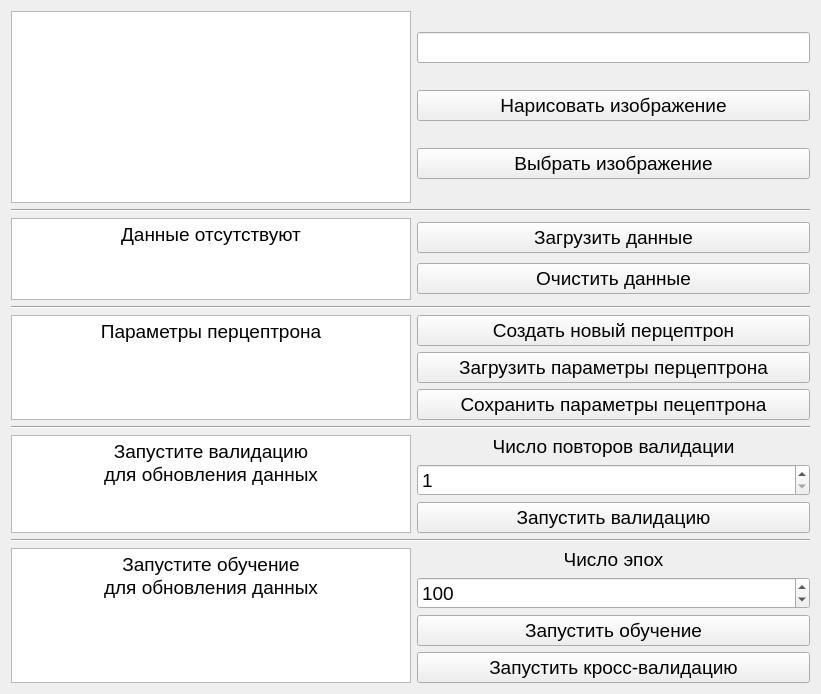
Above: src/s21_app/ui/main_window.ui from UnWaDo/mlp before the change. Below: the same form after it.
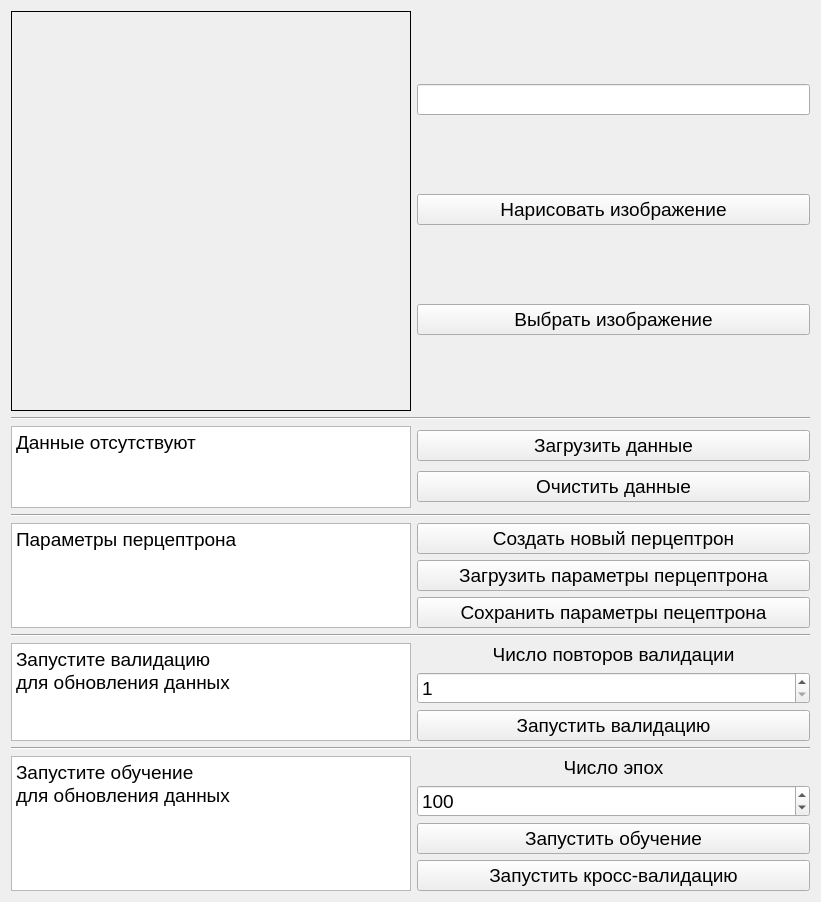
That is the form after the change.

Commit message: Image loading

Diff of the .ui file:
```diff
--- a/src/s21_app/ui/main_window.ui
+++ b/src/s21_app/ui/main_window.ui
@@ -7,7 +7,7 @@
     <x>0</x>
     <y>0</y>
     <width>821</width>
-    <height>694</height>
+    <height>902</height>
    </rect>
   </property>
   <property name="font">
@@ -22,25 +22,28 @@
    <item>
     <layout class="QHBoxLayout" name="horizontalLayout_4">
      <item>
-      <widget class="QGraphicsView" name="image_holder_">
-       <property name="sizePolicy">
-        <sizepolicy hsizetype="Minimum" vsizetype="Minimum">
-         <horstretch>0</horstretch>
-         <verstretch>0</verstretch>
-        </sizepolicy>
-       </property>
+      <widget class="QLabel" name="image_holder_">
        <property name="minimumSize">
         <size>
          <width>400</width>
-         <height>0</height>
+         <height>400</height>
         </size>
        </property>
        <property name="maximumSize">
         <size>
          <width>400</width>
-         <height>16777215</height>
+         <height>400</height>
         </size>
        </property>
+       <property name="frameShape">
+        <enum>QFrame::Box</enum>
+       </property>
+       <property name="text">
+        <string/>
+       </property>
+       <property name="scaledContents">
+        <bool>true</bool>
+       </property>
       </widget>
      </item>
      <item>
@@ -104,7 +107,7 @@
 &lt;html&gt;&lt;head&gt;&lt;meta name=&quot;qrichtext&quot; content=&quot;1&quot; /&gt;&lt;style type=&quot;text/css&quot;&gt;
 p, li { white-space: pre-wrap; }
 &lt;/style&gt;&lt;/head&gt;&lt;body style=&quot; font-family:'Sans Serif'; font-size:14pt; font-weight:400; font-style:normal;&quot;&gt;
-&lt;p align=&quot;center&quot; style=&quot; margin-top:0px; margin-bottom:0px; margin-left:0px; margin-right:0px; -qt-block-indent:0; text-indent:0px;&quot;&gt;Данные отсутствуют&lt;/p&gt;&lt;/body&gt;&lt;/html&gt;</string>
+&lt;p style=&quot; margin-top:0px; margin-bottom:0px; margin-left:0px; margin-right:0px; -qt-block-indent:0; text-indent:0px;&quot;&gt;Данные отсутствуют&lt;/p&gt;&lt;/body&gt;&lt;/html&gt;</string>
        </property>
       </widget>
      </item>
@@ -171,7 +174,7 @@
 &lt;html&gt;&lt;head&gt;&lt;meta name=&quot;qrichtext&quot; content=&quot;1&quot; /&gt;&lt;style type=&quot;text/css&quot;&gt;
 p, li { white-space: pre-wrap; }
 &lt;/style&gt;&lt;/head&gt;&lt;body style=&quot; font-family:'Sans Serif'; font-size:14pt; font-weight:400; font-style:normal;&quot;&gt;
-&lt;p align=&quot;center&quot; style=&quot; margin-top:0px; margin-bottom:0px; margin-left:0px; margin-right:0px; -qt-block-indent:0; text-indent:0px;&quot;&gt;Параметры перцептрона&lt;/p&gt;&lt;/body&gt;&lt;/html&gt;</string>
+&lt;p style=&quot; margin-top:0px; margin-bottom:0px; margin-left:0px; margin-right:0px; -qt-block-indent:0; text-indent:0px;&quot;&gt;Параметры перцептрона&lt;/p&gt;&lt;/body&gt;&lt;/html&gt;</string>
        </property>
       </widget>
      </item>
@@ -233,8 +236,8 @@
 &lt;html&gt;&lt;head&gt;&lt;meta name=&quot;qrichtext&quot; content=&quot;1&quot; /&gt;&lt;style type=&quot;text/css&quot;&gt;
 p, li { white-space: pre-wrap; }
 &lt;/style&gt;&lt;/head&gt;&lt;body style=&quot; font-family:'Sans Serif'; font-size:14pt; font-weight:400; font-style:normal;&quot;&gt;
-&lt;p align=&quot;center&quot; style=&quot; margin-top:0px; margin-bottom:0px; margin-left:0px; margin-right:0px; -qt-block-indent:0; text-indent:0px;&quot;&gt;Запустите валидацию&lt;/p&gt;
-&lt;p align=&quot;center&quot; style=&quot; margin-top:0px; margin-bottom:0px; margin-left:0px; margin-right:0px; -qt-block-indent:0; text-indent:0px;&quot;&gt;для обновления данных&lt;/p&gt;&lt;/body&gt;&lt;/html&gt;</string>
+&lt;p style=&quot; margin-top:0px; margin-bottom:0px; margin-left:0px; margin-right:0px; -qt-block-indent:0; text-indent:0px;&quot;&gt;Запустите валидацию&lt;/p&gt;
+&lt;p style=&quot; margin-top:0px; margin-bottom:0px; margin-left:0px; margin-right:0px; -qt-block-indent:0; text-indent:0px;&quot;&gt;для обновления данных&lt;/p&gt;&lt;/body&gt;&lt;/html&gt;</string>
        </property>
       </widget>
      </item>
@@ -317,8 +320,8 @@
 &lt;html&gt;&lt;head&gt;&lt;meta name=&quot;qrichtext&quot; content=&quot;1&quot; /&gt;&lt;style type=&quot;text/css&quot;&gt;
 p, li { white-space: pre-wrap; }
 &lt;/style&gt;&lt;/head&gt;&lt;body style=&quot; font-family:'Sans Serif'; font-size:14pt; font-weight:400; font-style:normal;&quot;&gt;
-&lt;p align=&quot;center&quot; style=&quot; margin-top:0px; margin-bottom:0px; margin-left:0px; margin-right:0px; -qt-block-indent:0; text-indent:0px;&quot;&gt;Запустите обучение&lt;/p&gt;
-&lt;p align=&quot;center&quot; style=&quot; margin-top:0px; margin-bottom:0px; margin-left:0px; margin-right:0px; -qt-block-indent:0; text-indent:0px;&quot;&gt;для обновления данных&lt;/p&gt;&lt;/body&gt;&lt;/html&gt;</string>
+&lt;p style=&quot; margin-top:0px; margin-bottom:0px; margin-left:0px; margin-right:0px; -qt-block-indent:0; text-indent:0px;&quot;&gt;Запустите обучение&lt;/p&gt;
+&lt;p style=&quot; margin-top:0px; margin-bottom:0px; margin-left:0px; margin-right:0px; -qt-block-indent:0; text-indent:0px;&quot;&gt;для обновления данных&lt;/p&gt;&lt;/body&gt;&lt;/html&gt;</string>
        </property>
       </widget>
      </item>
```
The commit also changes 9 other files.
